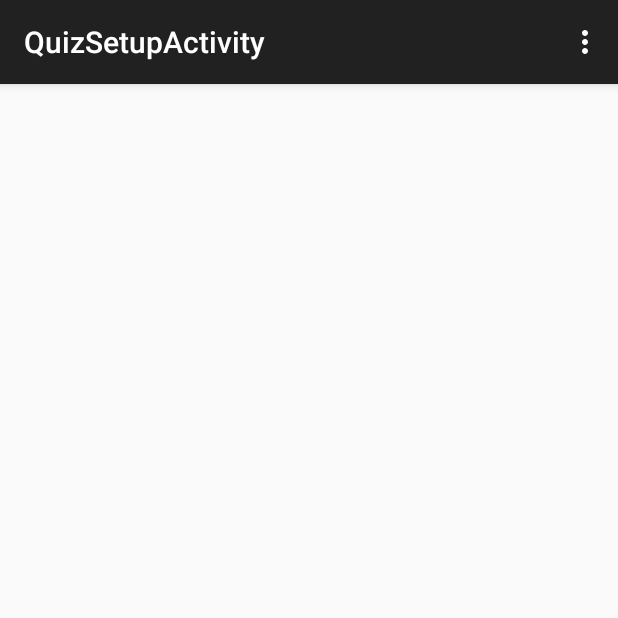
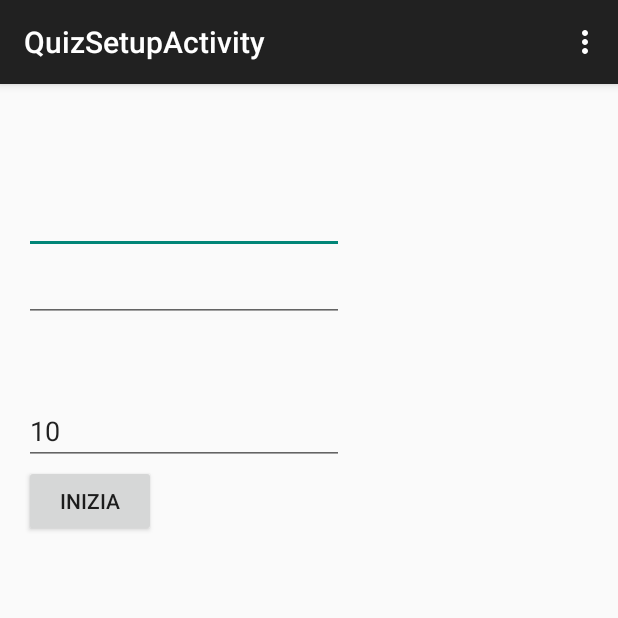
Before and after one commit to fedepiz/CalcioQuiz, an Android app: the QuizSetupActivity screen opened directly, with no data from a screen before it, on a phone screen of 412 x 824 dp, the top half of it. Run offline under Robolectric (Android 15) with nearby library versions, the phone set to English and light mode, and no system bars.

Commit message:
Done first touch of Quiz Setup view

```diff
--- a/app/src/main/res/layout/activity_quiz_setup.xml
+++ b/app/src/main/res/layout/activity_quiz_setup.xml
@@ -6,4 +6,61 @@
     android:paddingBottom="@dimen/activity_vertical_margin"
     tools:context="fedepiz.calcioquiz.ui.QuizSetupActivity">
 
+    <LinearLayout
+        android:orientation="vertical"
+        android:layout_width="match_parent"
+        android:layout_height="match_parent"
+        android:id="@+id/btnStartGame"
+        android:layout_centerVertical="true"
+        android:layout_alignParentLeft="true"
+        android:layout_alignParentStart="true">
+
+        <EditText
+            android:layout_width="wrap_content"
+            android:layout_height="wrap_content"
+            android:inputType="number"
+            android:ems="10"
+            android:id="@+id/txtMinPoints"
+            android:editable="true"
+            android:numeric="integer"
+            android:layout_alignParentTop="true"
+            android:layout_centerHorizontal="true"
+            android:layout_marginTop="52dp" />
+
+        <EditText
+            android:layout_width="wrap_content"
+            android:layout_height="wrap_content"
+            android:inputType="number"
+            android:ems="10"
+            android:id="@+id/txtMaxPoints"
+            android:editable="true"
+            android:numeric="integer"
+            android:layout_alignBaseline="@+id/txtNumQuestions"
+            android:layout_alignBottom="@+id/txtNumQuestions"
+            android:layout_alignLeft="@+id/txtNumQuestions"
+            android:layout_alignStart="@+id/txtNumQuestions" />
+
+        <EditText
+            android:layout_width="wrap_content"
+            android:layout_height="wrap_content"
+            android:inputType="number"
+            android:ems="10"
+            android:id="@+id/txtNumQuestions"
+            android:editable="true"
+            android:numeric="integer"
+            android:text="10"
+            android:layout_below="@+id/txtMinPoints"
+            android:layout_centerHorizontal="true"
+            android:layout_marginTop="50dp" />
+
+        <Button
+            android:layout_width="wrap_content"
+            android:layout_height="wrap_content"
+            android:text="@string/btnStartGame"
+            android:id="@+id/btnStartGame"
+            android:layout_alignParentBottom="true"
+            android:layout_centerHorizontal="true"
+            android:layout_marginBottom="98dp"
+            android:onClick="btnStartGameOnClick" />
+    </LinearLayout>
 </RelativeLayout>
--- a/app/src/main/res/values/strings.xml
+++ b/app/src/main/res/values/strings.xml
@@ -6,4 +6,5 @@
     <string name="title_activity_quiz_setup">QuizSetupActivity</string>
     <string name="title_activity_quiz">QuizActivity</string>
     <string name="btnSinglePlayerText">Giocatore Singolo</string>
+    <string name="btnStartGame">Inizia</string>
 </resources>
```
Also changed, not shown: app/src/main/java/fedepiz/calcioquiz/main/Main.java (+0 -29 lines), app/src/main/java/fedepiz/calcioquiz/ui/QuizSetupActivity.java (+47 -0 lines).
